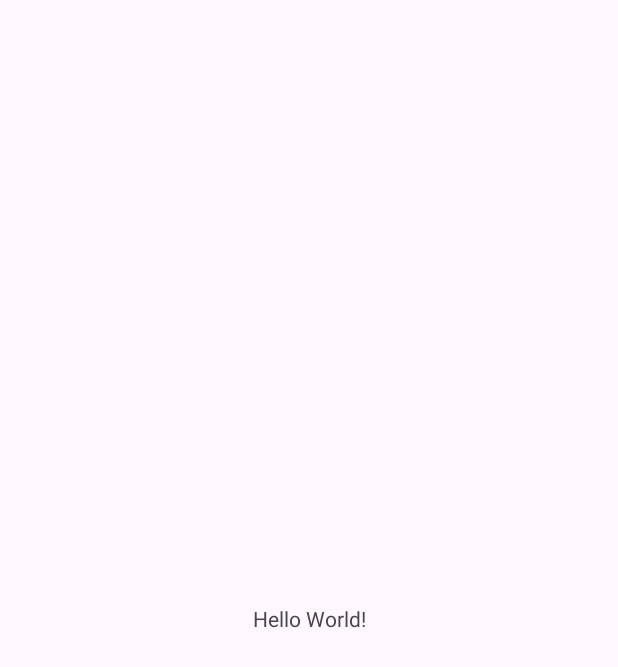
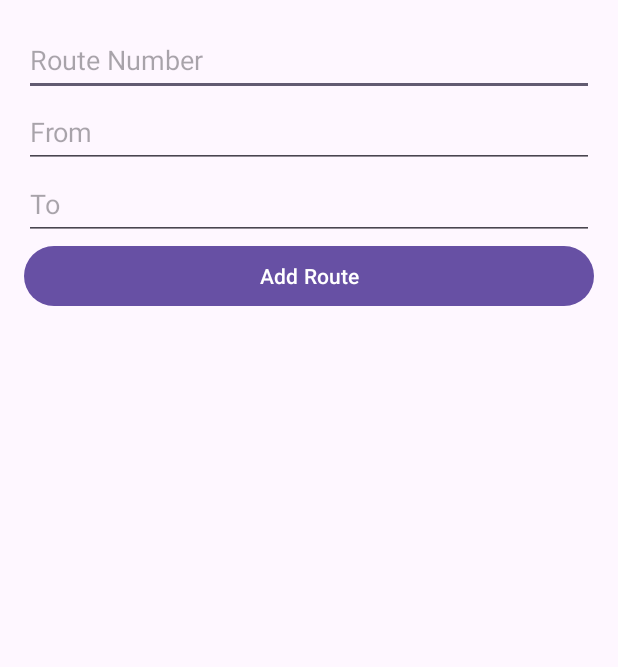
Before and after one commit to TharunKalugalla/TranspoMateAdmin, an Android app: the screen it shows after launch (MainActivity), on a phone screen of 412 x 824 dp. Before the commit the part shown is almost empty. Shown: the top 667 px of the screen. Run offline under Robolectric (Android 15) with nearby library versions, the phone set to English and light mode, and no system bars.

Commit message:
Created the main layout, and the app connects to Firebase

```diff
--- a/app/build.gradle.kts
+++ b/app/build.gradle.kts
@@ -1,5 +1,6 @@
 plugins {
     id("com.android.application")
+    id("com.google.gms.google-services")
 }
 
 android {
@@ -36,6 +37,7 @@ dependencies {
     implementation("androidx.appcompat:appcompat:1.7.0")
     implementation("com.google.android.material:material:1.12.0")
     implementation("androidx.constraintlayout:constraintlayout:2.1.4")
+    implementation("com.google.firebase:firebase-database:21.0.0")
     testImplementation("junit:junit:4.13.2")
     androidTestImplementation("androidx.test.ext:junit:1.2.1")
     androidTestImplementation("androidx.test.espresso:espresso-core:3.6.1")
--- a/app/src/main/res/layout/activity_main.xml
+++ b/app/src/main/res/layout/activity_main.xml
@@ -1,18 +1,39 @@
 <?xml version="1.0" encoding="utf-8"?>
-<androidx.constraintlayout.widget.ConstraintLayout xmlns:android="http://schemas.android.com/apk/res/android"
+<LinearLayout xmlns:android="http://schemas.android.com/apk/res/android"
     xmlns:app="http://schemas.android.com/apk/res-auto"
     xmlns:tools="http://schemas.android.com/tools"
     android:layout_width="match_parent"
     android:layout_height="match_parent"
+    android:orientation="vertical"
+    android:padding="16dp"
     tools:context=".MainActivity">
 
-    <TextView
-        android:layout_width="wrap_content"
+    <EditText
+        android:id="@+id/editTextRouteNumber"
+        android:layout_width="match_parent"
         android:layout_height="wrap_content"
-        android:text="Hello World!"
-        app:layout_constraintBottom_toBottomOf="parent"
-        app:layout_constraintEnd_toEndOf="parent"
-        app:layout_constraintStart_toStartOf="parent"
-        app:layout_constraintTop_toTopOf="parent" />
+        android:hint="Route Number"
+        android:inputType="number"
+        android:minHeight="48dp" />
 
-</androidx.constraintlayout.widget.ConstraintLayout>
+    <EditText
+        android:id="@+id/editTextFrom"
+        android:layout_width="match_parent"
+        android:layout_height="wrap_content"
+        android:hint="From"
+        android:minHeight="48dp" />
+
+    <EditText
+        android:id="@+id/editTextTo"
+        android:layout_width="match_parent"
+        android:layout_height="wrap_content"
+        android:hint="To"
+        android:minHeight="48dp" />
+
+    <Button
+        android:id="@+id/buttonAddRoute"
+        android:layout_width="match_parent"
+        android:layout_height="wrap_content"
+        android:text="Add Route" />
+
+</LinearLayout>
--- a/build.gradle.kts
+++ b/build.gradle.kts
@@ -1,3 +1,8 @@
+buildscript {
+    dependencies {
+        classpath("com.google.gms:google-services:4.4.2")
+    }
+}
 // Top-level build file where you can add configuration options common to all sub-projects/modules.
 plugins {
     id("com.android.application") version "8.2.2" apply false
```
Also changed, not shown: 1 other file.
